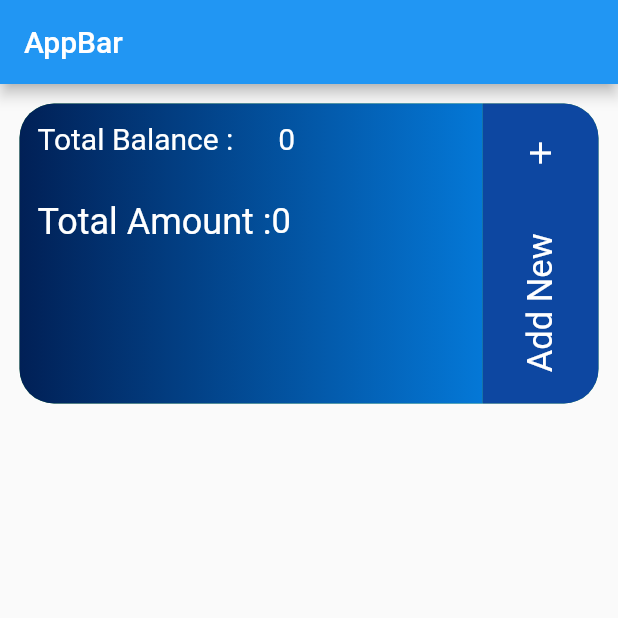
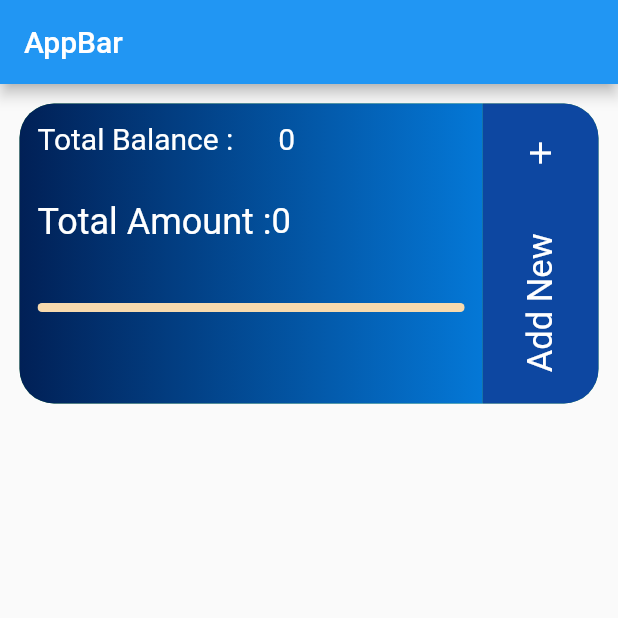
Before and after one commit to anivkuttan/BALANCE, a Flutter app: the screen it shows after launch, on a phone screen of 412 x 824 dp, the top half of it. Run offline on Flutter 3.47's test engine with Material 2 defaults, Android fonts, the phone set to English and light mode, and no system bars; our stand-ins replace get, hive_flutter; accounts and stored records are empty.

Commit message:
ui updated

```diff
--- a/lib/Controller/get_controller.dart
+++ b/lib/Controller/get_controller.dart
@@ -15,6 +15,7 @@ class PersonController extends GetxController {
   RxInt totalBalanceAmount = 0.obs;
   RxInt totalAdvanceAmount = 0.obs;
   RxInt balanceText = 0.obs;
+
 
   getBalanceAmount() {
     List<Person> totalPersons = personBox.values.toList();
--- a/lib/View/home_page.dart
+++ b/lib/View/home_page.dart
@@ -160,45 +160,42 @@ class BuildContainer extends StatelessWidget {
               child: Column(
                 crossAxisAlignment: CrossAxisAlignment.start,
                 children: [
-                  Row(
-                    children: [
-                      const Text(
-                        'Total Balance :',
-                        style: TextStyle(fontSize: 20, color: Colors.white),
+                  BuildBalanceTExtWidegt(personController: personController),
+                  const SizedBox(height: 30),
+                  BuildAdvanceAmountWidget(personController: personController),
+                  const SizedBox(height: 40),
+                  ClipRRect(
+                    borderRadius: BorderRadius.circular(23),
+                    child: SizedBox(
+                      height: 6,
+                      child: LinearProgressIndicator(
+                        value:personController.totalBalanceAmount.value/0.1,
+                        valueColor: const AlwaysStoppedAnimation<Color>(
+                          Color.fromARGB(255, 26, 91, 241),
                         ),
-                      const SizedBox(
-                        width: 30,
+                        backgroundColor: const Color.fromARGB(255, 247, 218, 174),
                       ),
-                      Obx(() {
-                        return Text(
-                          personController.totalBalanceAmount.toString(),
-                          style: const TextStyle(fontSize: 20, color: Colors.white),
-                        );
-                      }),
-                    ],
                     ),
-                  const SizedBox(height: 30),
-                  Row(
-                    mainAxisAlignment: MainAxisAlignment.start,
-                    children: [
-                      const Text(
-                        "Total Amount :",
-                        style: TextStyle(fontSize: 24, color: Colors.white),
-                      ),
-                      Obx(() {
-                        return Text(
-                          personController.totalAdvanceAmount.toString(),
-                          style: const TextStyle(fontSize: 23, color: Colors.white),
-                        );
-                      }),
-                    ],
                   ),
                 ],
               ),
             ),
           ),
         ),
-        Expanded(
+        const BuildAddNewPart(),
+      ]),
+    );
+  }
+}
+
+class BuildAddNewPart extends StatelessWidget {
+  const BuildAddNewPart({
+    Key? key,
+  }) : super(key: key);
+
+  @override
+  Widget build(BuildContext context) {
+    return Expanded(
       flex: 2,
       child: InkWell(
         onTap: () {
@@ -231,8 +228,64 @@ class BuildContainer extends StatelessWidget {
           )),
         ),
       ),
+    );
+  }
+}
+
+class BuildAdvanceAmountWidget extends StatelessWidget {
+  const BuildAdvanceAmountWidget({
+    Key? key,
+    required this.personController,
+  }) : super(key: key);
+
+  final PersonController personController;
+
+  @override
+  Widget build(BuildContext context) {
+    return Row(
+      mainAxisAlignment: MainAxisAlignment.start,
+      children: [
+        const Text(
+          "Total Amount :",
+          style: TextStyle(fontSize: 24, color: Colors.white),
         ),
-      ]),
+        Obx(() {
+          return Text(
+            personController.totalAdvanceAmount.toString(),
+            style: const TextStyle(fontSize: 23, color: Colors.white),
+          );
+        }),
+      ],
+    );
+  }
+}
+
+class BuildBalanceTExtWidegt extends StatelessWidget {
+  const BuildBalanceTExtWidegt({
+    Key? key,
+    required this.personController,
+  }) : super(key: key);
+
+  final PersonController personController;
+
+  @override
+  Widget build(BuildContext context) {
+    return Row(
+      children: [
+        const Text(
+          'Total Balance :',
+          style: TextStyle(fontSize: 20, color: Colors.white),
+        ),
+        const SizedBox(
+          width: 30,
+        ),
+        Obx(() {
+          return Text(
+            personController.totalBalanceAmount.toString(),
+            style: const TextStyle(fontSize: 20, color: Colors.white),
+          );
+        }),
+      ],
     );
   }
 }
```
Lines whose indentation alone changed are shown as unchanged.
